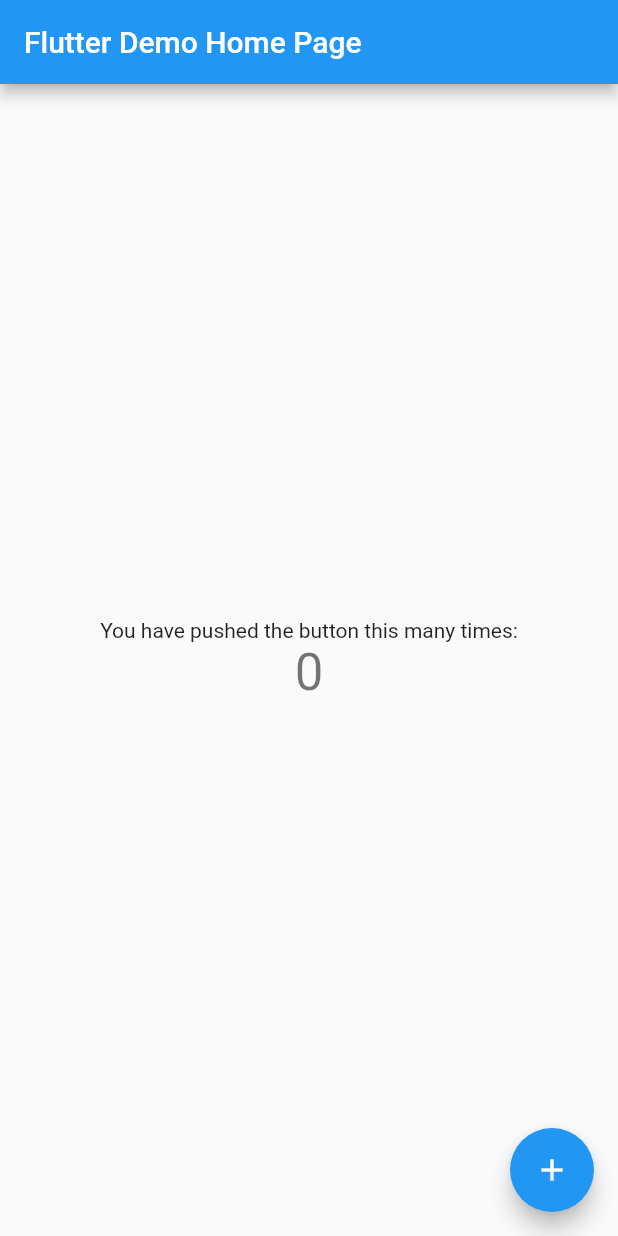
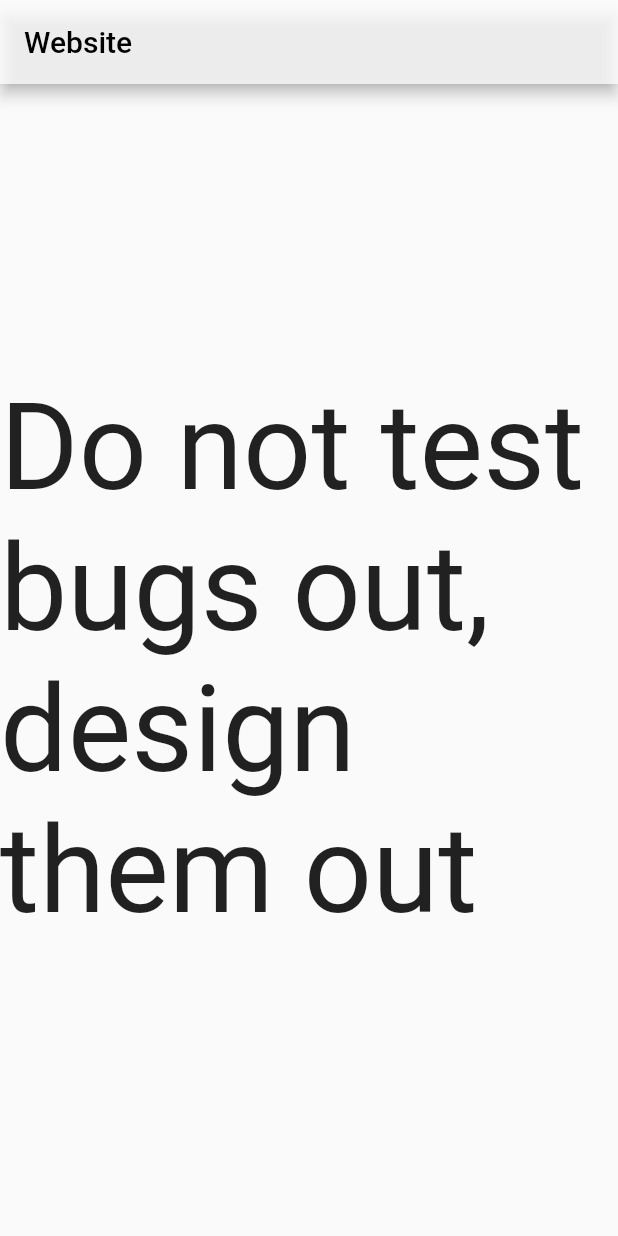
Before and after one commit to Abhi011999/Abhi011999.github.io, a Flutter app: the screen it shows after launch, on a phone screen of 412 x 824 dp. Run offline on Flutter 3.47's test engine with Material 2 defaults, Android fonts, the light colour scheme and no system bars; our stand-ins replace animated_text_kit.

Commit message:
Removing boilerplate and testing animated text kit
Signed-off-by: Abhishek Dubey <abhi.dubey011999@gmail.com>

```diff
--- a/lib/main.dart
+++ b/lib/main.dart
@@ -1,113 +1,35 @@
 import 'package:flutter/material.dart';
+import 'package:animated_text_kit/animated_text_kit.dart';
 
 void main() {
-  runApp(MyApp());
+  runApp(
+    MaterialApp(
+      debugShowCheckedModeBanner: false,
+      title: 'Website',
+      home: WebApp(),
+    ),
+  );
 }
 
-class MyApp extends StatelessWidget {
-  // This widget is the root of your application.
+class WebApp extends StatelessWidget {
   @override
   Widget build(BuildContext context) {
-    return MaterialApp(
-      title: 'Flutter Demo',
-      theme: ThemeData(
-        // This is the theme of your application.
-        //
-        // Try running your application with "flutter run". You'll see the
-        // application has a blue toolbar. Then, without quitting the app, try
-        // changing the primarySwatch below to Colors.green and then invoke
-        // "hot reload" (press "r" in the console where you ran "flutter run",
-        // or simply save your changes to "hot reload" in a Flutter IDE).
-        // Notice that the counter didn't reset back to zero; the application
-        // is not restarted.
-        primarySwatch: Colors.blue,
+    return Scaffold(
+      appBar: AppBar(
+        backgroundColor: Colors.white.withOpacity(0.75),
+        title: Text("Website", style: TextStyle(color: Colors.black),),
       ),
-      home: MyHomePage(title: 'Flutter Demo Home Page'),
+      body: Center(
+        child: TypewriterAnimatedTextKit(
+          text: [
+            "Do not test bugs out, design them out",
+          ],
+          textStyle: TextStyle(fontSize: 80.0),
+          textAlign: TextAlign.start,
+          speed: Duration(milliseconds: 100),
+          curve: Curves.easeInOut,
+        ),
+      ),
     );
   }
 }
-
-class MyHomePage extends StatefulWidget {
-  MyHomePage({Key key, this.title}) : super(key: key);
-
-  // This widget is the home page of your application. It is stateful, meaning
-  // that it has a State object (defined below) that contains fields that affect
-  // how it looks.
-
-  // This class is the configuration for the state. It holds the values (in this
-  // case the title) provided by the parent (in this case the App widget) and
-  // used by the build method of the State. Fields in a Widget subclass are
-  // always marked "final".
-
-  final String title;
-
-  @override
-  _MyHomePageState createState() => _MyHomePageState();
-}
-
-class _MyHomePageState extends State<MyHomePage> {
-  int _counter = 0;
-
-  void _incrementCounter() {
-    setState(() {
-      // This call to setState tells the Flutter framework that something has
-      // changed in this State, which causes it to rerun the build method below
-      // so that the display can reflect the updated values. If we changed
-      // _counter without calling setState(), then the build method would not be
-      // called again, and so nothing would appear to happen.
-      _counter++;
-    });
-  }
-
-  @override
-  Widget build(BuildContext context) {
-    // This method is rerun every time setState is called, for instance as done
-    // by the _incrementCounter method above.
-    //
-    // The Flutter framework has been optimized to make rerunning build methods
-    // fast, so that you can just rebuild anything that needs updating rather
-    // than having to individually change instances of widgets.
-    return Scaffold(
-      appBar: AppBar(
-        // Here we take the value from the MyHomePage object that was created by
-        // the App.build method, and use it to set our appbar title.
-        title: Text(widget.title),
-      ),
-      body: Center(
-        // Center is a layout widget. It takes a single child and positions it
-        // in the middle of the parent.
-        child: Column(
-          // Column is also a layout widget. It takes a list of children and
-          // arranges them vertically. By default, it sizes itself to fit its
-          // children horizontally, and tries to be as tall as its parent.
-          //
-          // Invoke "debug painting" (press "p" in the console, choose the
-          // "Toggle Debug Paint" action from the Flutter Inspector in Android
-          // Studio, or the "Toggle Debug Paint" command in Visual Studio Code)
-          // to see the wireframe for each widget.
-          //
-          // Column has various properties to control how it sizes itself and
-          // how it positions its children. Here we use mainAxisAlignment to
-          // center the children vertically; the main axis here is the vertical
-          // axis because Columns are vertical (the cross axis would be
-          // horizontal).
-          mainAxisAlignment: MainAxisAlignment.center,
-          children: <Widget>[
-            Text(
-              'You have pushed the button this many times:',
-            ),
-            Text(
-              '$_counter',
-              style: Theme.of(context).textTheme.headline4,
-            ),
-          ],
-        ),
-      ),
-      floatingActionButton: FloatingActionButton(
-        onPressed: _incrementCounter,
-        tooltip: 'Increment',
-        child: Icon(Icons.add),
-      ), // This trailing comma makes auto-formatting nicer for build methods.
-    );
-  }
-}
```
Also changed, not shown: pubspec.yaml (+2 -57 lines), pubspec.lock.
